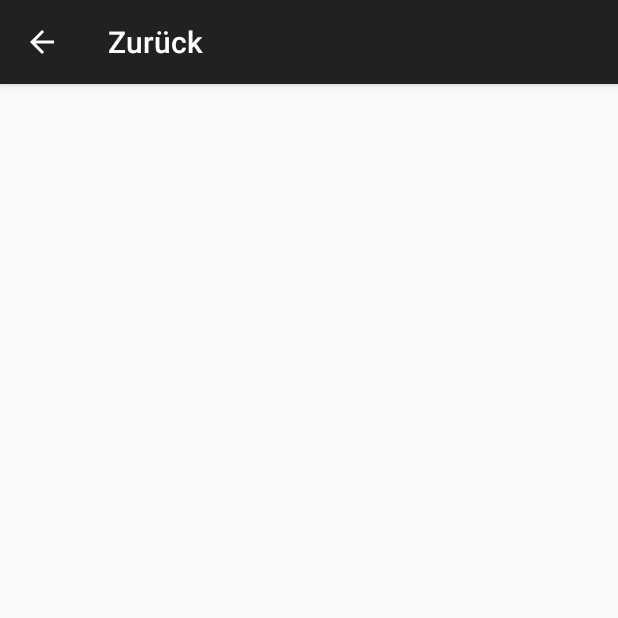
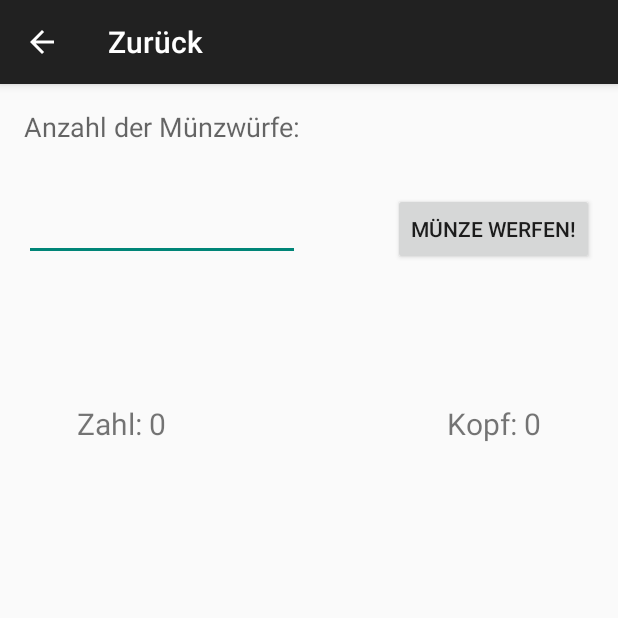
Before and after one commit to AlphaReborn/Stochastik-App, an Android app: the MuenzRechner screen opened directly, with no data from a screen before it, on a phone screen of 412 x 824 dp, the top half of it. Run offline under Robolectric (Android 15) with nearby library versions, the phone set to English and light mode, and no system bars.

Commit message:
Muenzrechner fertig

```diff
--- a/app/src/main/java/com/alphareborn/stochastik_app/MuenzRechner.java
+++ b/app/src/main/java/com/alphareborn/stochastik_app/MuenzRechner.java
@@ -1,12 +1,22 @@
 package com.alphareborn.stochastik_app;
 
+import android.app.Activity;
 import android.support.v4.app.NavUtils;
 import android.support.v7.app.AppCompatActivity;
 import android.os.Bundle;
 import android.view.Menu;
 import android.view.MenuItem;
+import android.view.View;
+import android.widget.Button;
+import android.widget.EditText;
+import android.widget.ListView;
+import android.widget.RelativeLayout;
+import android.widget.TextView;
+
+import org.w3c.dom.Text;
 
 public class MuenzRechner extends AppCompatActivity {
+
 
     @Override
     protected void onCreate(Bundle savedInstanceState) {
@@ -14,7 +24,46 @@ public class MuenzRechner extends AppCompatActivity {
         setContentView(R.layout.muenze_rechner_layout);
         getSupportActionBar().setDisplayHomeAsUpEnabled(true);
         setTitle("Zurück");
+
+
+
+        Button button = (Button) findViewById(R.id.button);
+        button.setOnClickListener(new View.OnClickListener() {
+
+            TextView text = (TextView) findViewById(R.id.output);
+            TextView text2 = (TextView) findViewById(R.id.output2);
+            EditText input = (EditText) findViewById(R.id.wurfzahl);
+
+
+            @Override
+            public void onClick(View v) {
+
+                int zahlcounter = 0;
+                int kopfcounter = 0;
+                int number;
+
+
+              number = Integer.parseInt(input.getText().toString());
+
+
+                for (int i = 0; i < number; i++) {
+                    if (Math.random() < 0.5)
+                        text.setText("Kopf:" + ++kopfcounter);
+                    else
+                        text2.setText("Zahl:" + ++zahlcounter);
+
+                }
+
+            }
+
+
+
+        });
+
+
     }
+
+
 
     @Override
     public boolean onOptionsItemSelected(MenuItem item) {
--- a/app/src/main/res/layout/felder_rechner.xml
+++ b/app/src/main/res/layout/felder_rechner.xml
@@ -164,7 +164,7 @@
         android:ems="10"
         android:gravity="center"
         android:textSize="15dp"
-        android:id="@+id/a-b"
+        android:id="@+id/asb"
         android:background="@null"
         android:layout_alignTop="@+id/relativeLayout3"
         android:layout_alignBottom="@+id/relativeLayout5"
@@ -197,7 +197,7 @@
         android:ems="10"
         android:gravity="center"
         android:textSize="15dp"
-        android:id="@+id/summeb-"
+        android:id="@+id/summebs"
         android:background="@null"
         android:layout_alignTop="@+id/relativeLayout5"
         android:layout_alignBottom="@+id/relativeLayout6"
@@ -214,7 +214,7 @@
         android:ems="10"
         android:gravity="center"
         android:textSize="15dp"
-        android:id="@+id/a-b-"
+        android:id="@+id/asbs"
         android:background="@null"
         android:layout_alignTop="@+id/relativeLayout5"
         android:layout_alignBottom="@+id/relativeLayout6"
@@ -231,7 +231,7 @@
         android:ems="10"
         android:gravity="center"
         android:textSize="15dp"
-        android:id="@+id/ab-"
+        android:id="@+id/abs"
         android:background="@null"
         android:layout_alignTop="@+id/relativeLayout5"
         android:layout_alignBottom="@+id/relativeLayout6"
@@ -263,7 +263,7 @@
         android:layout_height="100dp"
         android:inputType="numberDecimal"
         android:ems="10"
-        android:id="@+id/summea-"
+        android:id="@+id/summeas"
         android:gravity="center"
         android:textSize="15dp"
         android:background="@null"
--- a/app/src/main/res/layout/muenze_rechner_layout.xml
+++ b/app/src/main/res/layout/muenze_rechner_layout.xml
@@ -7,4 +7,62 @@
     tools:context="com.alphareborn.stochastik_app.MuenzRechner"
     android:id="@+id/muenzrechner">
 
+    <TextView
+    android:layout_width="wrap_content"
+    android:layout_height="wrap_content"
+    android:id="@+id/output"
+        android:text="Kopf: 0"
+        android:layout_marginTop="92dp"
+        android:textSize="20dp"
+        android:layout_below="@+id/button"
+        android:layout_alignRight="@+id/button"
+        android:layout_alignEnd="@+id/button"
+        android:layout_marginRight="35dp"
+        android:layout_marginEnd="35dp" />
+
+    <TextView
+        android:layout_width="wrap_content"
+        android:layout_height="wrap_content"
+        android:id="@+id/output2"
+        android:text="Zahl: 0"
+        android:layout_marginLeft="35dp"
+        android:layout_marginStart="38dp"
+        android:textSize="20dp"
+        android:layout_alignTop="@+id/output"
+        android:layout_alignParentLeft="true"
+        android:layout_alignParentStart="true" />
+
+    <EditText
+        android:layout_width="wrap_content"
+        android:layout_height="wrap_content"
+        android:inputType="number"
+        android:ems="10"
+        android:id="@+id/wurfzahl"
+        android:layout_marginTop="32dp"
+        android:layout_below="@+id/textView"
+        android:layout_alignParentLeft="true"
+        android:layout_alignParentStart="true"
+        android:layout_alignRight="@+id/textView"
+        android:layout_alignEnd="@+id/textView" />
+
+    <Button
+        android:layout_width="wrap_content"
+        android:layout_height="wrap_content"
+        android:text="Münze Werfen!"
+        android:id="@+id/button"
+        android:layout_alignTop="@+id/wurfzahl"
+        android:layout_alignParentRight="true"
+        android:layout_alignParentEnd="true" />
+
+    <TextView
+        android:layout_width="wrap_content"
+        android:layout_height="wrap_content"
+        android:textAppearance="?android:attr/textAppearanceMedium"
+        android:text="Anzahl der Münzwürfe:"
+        android:id="@+id/textView"
+        android:layout_alignParentTop="true"
+        android:layout_alignParentLeft="true"
+        android:layout_alignParentStart="true" />
+
+
 </RelativeLayout>
```
Also changed, not shown: 16 other files.
